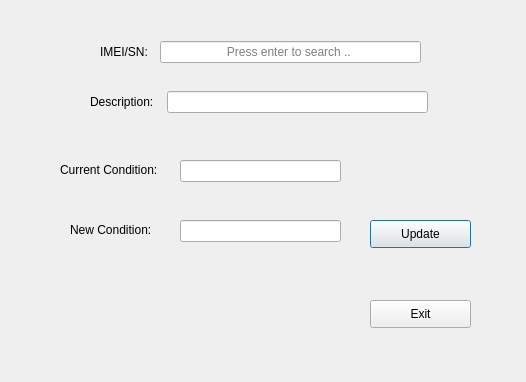
This is uis/condition_change_form.ui in andrei219/euromedia as Qt 5 draws it before an edit. The edited form follows.
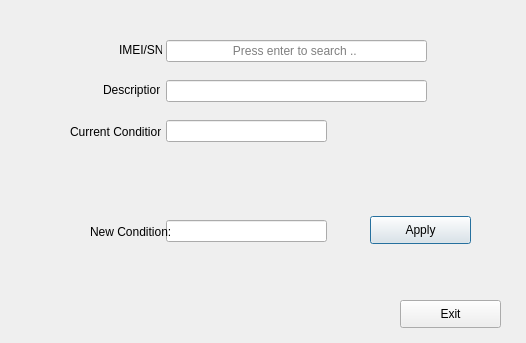
This is the edited form.

```diff
--- a/uis/condition_change_form.ui
+++ b/uis/condition_change_form.ui
@@ -7,7 +7,7 @@
     <x>0</x>
     <y>0</y>
     <width>526</width>
-    <height>382</height>
+    <height>343</height>
    </rect>
   </property>
   <property name="windowTitle">
@@ -16,7 +16,7 @@
   <widget class="QLineEdit" name="new_condition">
    <property name="geometry">
     <rect>
-     <x>180</x>
+     <x>166</x>
      <y>220</y>
      <width>161</width>
      <height>22</height>
@@ -30,65 +30,21 @@
    <property name="geometry">
     <rect>
      <x>370</x>
-     <y>220</y>
+     <y>216</y>
      <width>101</width>
      <height>28</height>
     </rect>
    </property>
    <property name="text">
-    <string>Update</string>
+    <string>Apply</string>
    </property>
   </widget>
-  <widget class="QWidget" name="layoutWidget">
-   <property name="geometry">
-    <rect>
-     <x>100</x>
-     <y>40</y>
-     <width>321</width>
-     <height>24</height>
-    </rect>
-   </property>
-   <layout class="QHBoxLayout" name="horizontalLayout">
-    <item>
-     <widget class="QLabel" name="label">
-      <property name="text">
-       <string>IMEI/SN:</string>
-      </property>
-     </widget>
-    </item>
-    <item>
-     <widget class="QLineEdit" name="sn">
-      <property name="minimumSize">
-       <size>
-        <width>261</width>
-        <height>22</height>
-       </size>
-      </property>
-      <property name="maximumSize">
-       <size>
-        <width>261</width>
-        <height>22</height>
-       </size>
-      </property>
-      <property name="alignment">
-       <set>Qt::AlignCenter</set>
-      </property>
-      <property name="placeholderText">
-       <string>Press enter to search .. </string>
-      </property>
-      <property name="clearButtonEnabled">
-       <bool>true</bool>
-      </property>
-     </widget>
-    </item>
-   </layout>
-  </widget>
   <widget class="QLabel" name="label_3">
    <property name="geometry">
     <rect>
-     <x>60</x>
-     <y>160</y>
-     <width>111</width>
+     <x>70</x>
+     <y>122</y>
+     <width>91</width>
      <height>20</height>
     </rect>
    </property>
@@ -99,7 +55,7 @@
   <widget class="QPushButton" name="exit">
    <property name="geometry">
     <rect>
-     <x>370</x>
+     <x>400</x>
      <y>300</y>
      <width>101</width>
      <height>28</height>
@@ -112,8 +68,8 @@
   <widget class="QLineEdit" name="current_condition">
    <property name="geometry">
     <rect>
-     <x>180</x>
-     <y>160</y>
+     <x>166</x>
+     <y>120</y>
      <width>161</width>
      <height>22</height>
     </rect>
@@ -122,25 +78,41 @@
     <bool>true</bool>
    </property>
   </widget>
-  <widget class="QWidget" name="layoutWidget_2">
+  <widget class="QLabel" name="label_4">
    <property name="geometry">
     <rect>
      <x>90</x>
-     <y>90</y>
-     <width>338</width>
-     <height>24</height>
+     <y>222</y>
+     <width>81</width>
+     <height>20</height>
     </rect>
    </property>
-   <layout class="QHBoxLayout" name="horizontalLayout_2">
-    <item>
+   <property name="text">
+    <string>New Condition:</string>
+   </property>
+  </widget>
      <widget class="QLabel" name="label_2">
+   <property name="geometry">
+    <rect>
+     <x>103</x>
+     <y>82</y>
+     <width>57</width>
+     <height>16</height>
+    </rect>
+   </property>
       <property name="text">
        <string>Description:</string>
       </property>
      </widget>
-    </item>
-    <item>
      <widget class="QLineEdit" name="description">
+   <property name="geometry">
+    <rect>
+     <x>166</x>
+     <y>80</y>
+     <width>261</width>
+     <height>22</height>
+    </rect>
+   </property>
       <property name="minimumSize">
        <size>
         <width>261</width>
@@ -157,20 +129,48 @@
        <bool>true</bool>
       </property>
      </widget>
-    </item>
-   </layout>
-  </widget>
-  <widget class="QLabel" name="label_4">
+  <widget class="QLabel" name="label">
    <property name="geometry">
     <rect>
-     <x>70</x>
-     <y>220</y>
-     <width>101</width>
-     <height>20</height>
+     <x>119</x>
+     <y>42</y>
+     <width>43</width>
+     <height>16</height>
     </rect>
    </property>
    <property name="text">
-    <string>New Condition:</string>
+    <string>IMEI/SN:</string>
+   </property>
+  </widget>
+  <widget class="QLineEdit" name="sn">
+   <property name="geometry">
+    <rect>
+     <x>166</x>
+     <y>40</y>
+     <width>261</width>
+     <height>22</height>
+    </rect>
+   </property>
+   <property name="minimumSize">
+    <size>
+     <width>261</width>
+     <height>22</height>
+    </size>
+   </property>
+   <property name="maximumSize">
+    <size>
+     <width>261</width>
+     <height>22</height>
+    </size>
+   </property>
+   <property name="alignment">
+    <set>Qt::AlignCenter</set>
+   </property>
+   <property name="placeholderText">
+    <string>Press enter to search .. </string>
+   </property>
+   <property name="clearButtonEnabled">
+    <bool>true</bool>
    </property>
   </widget>
  </widget>
```
Left out of the diff: 19 changed lines with no effect on the pictures. Lines whose indentation alone changed are shown as unchanged.
